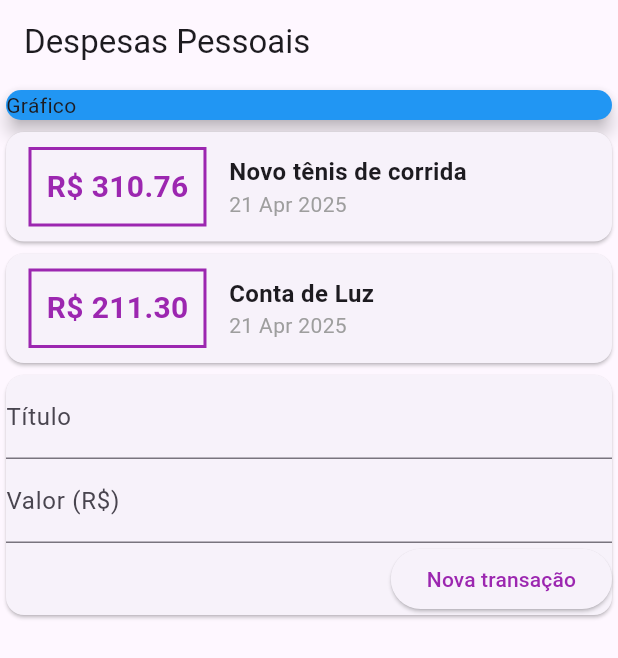
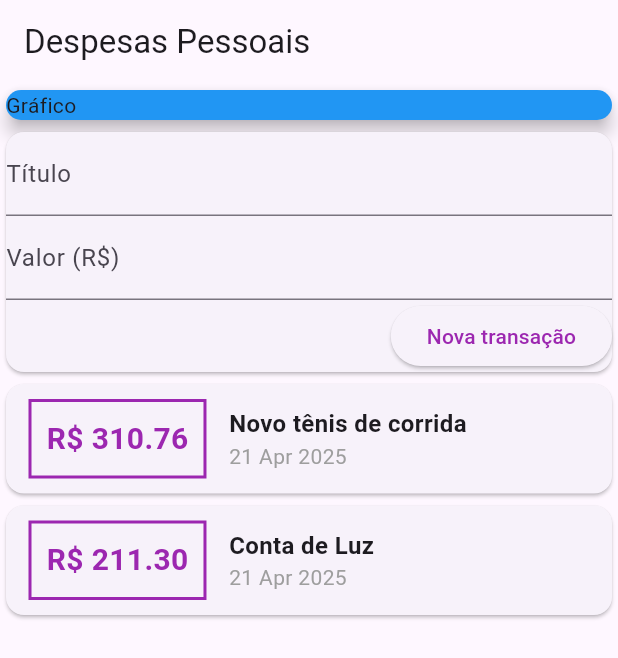
Before and after one commit to PauloHenriqque/expenses, a Flutter app: the screen it shows after launch, on a phone screen of 412 x 824 dp. Shown: the top 658 px of the screen. Run offline on Flutter 3.47's test engine with Material 3 defaults, Android fonts, the phone set to English and light mode, and no system bars.

```diff
--- a/lib/components/transaction_form.dart
+++ b/lib/components/transaction_form.dart
@@ -4,7 +4,9 @@ class TransactionForm extends StatelessWidget {
   final titleController = TextEditingController();
   final valueController = TextEditingController();
 
-  TransactionForm({super.key});
+  final void Function(String, double) onSubmit;
+
+  TransactionForm(this.onSubmit, {super.key});
 
   @override
   Widget build(BuildContext context) {
@@ -28,8 +30,9 @@ class TransactionForm extends StatelessWidget {
                         foregroundColor: Colors.purple,
                       ),
                       onPressed: () {
-                        print(titleController.text);
-                        print(valueController.text);
+                        final title = titleController.text;
+                        final value = double.tryParse(valueController.text) ?? 0.0;
+                        onSubmit(title, value);
                       },
                     ),
                   ],
--- a/lib/main.dart
+++ b/lib/main.dart
@@ -1,5 +1,4 @@
 import 'package:expenses/components/transaction_user.dart';
-import 'package:expenses/models/transaction.dart';
 import 'package:flutter/material.dart';
 
 main() => runApp(const ExpensesApp());
@@ -15,27 +14,14 @@ class ExpensesApp extends StatelessWidget {
 
 class MyHomePage extends StatelessWidget {
 
-  final _transactions = [
-    Transaction(
-      id: 't1',
-      title: 'Novo tênis de corrida',
-      value: 310.76,
-      date: DateTime.now(),
-    ),
-    Transaction(
-      id: 't2',
-      title: 'Conta de Luz',
-      value: 211.30,
-      date: DateTime.now(),
-    ),
-  ];
   MyHomePage({super.key});
 
   @override
   Widget build(BuildContext context) {
     return Scaffold(
       appBar: AppBar(title: const Text('Despesas Pessoais')),
-      body: Column(
+      body: SingleChildScrollView(
+        child: Column(
           mainAxisAlignment: MainAxisAlignment.start,
           crossAxisAlignment: CrossAxisAlignment.stretch,
           children: [
@@ -43,6 +29,7 @@ class MyHomePage extends StatelessWidget {
             TransactionUser(),
           ],
         ),
+      ),
     );
   }
 }
```
Also changed, not shown: lib/components/transaction_user.dart (+15 -1 lines). Lines whose indentation alone changed are shown as unchanged.
